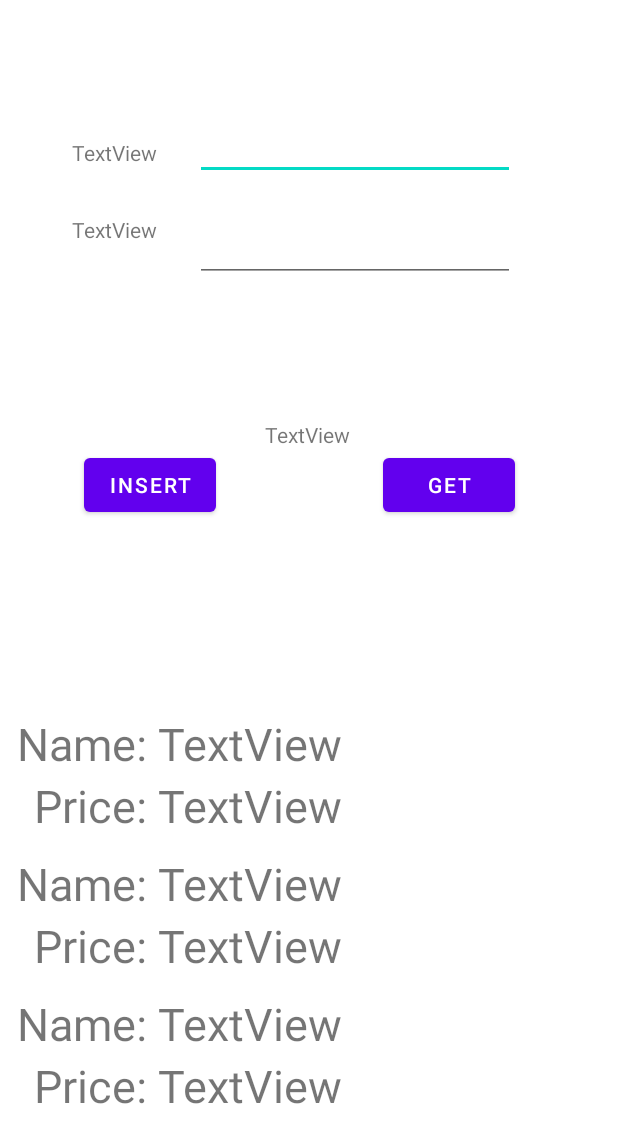
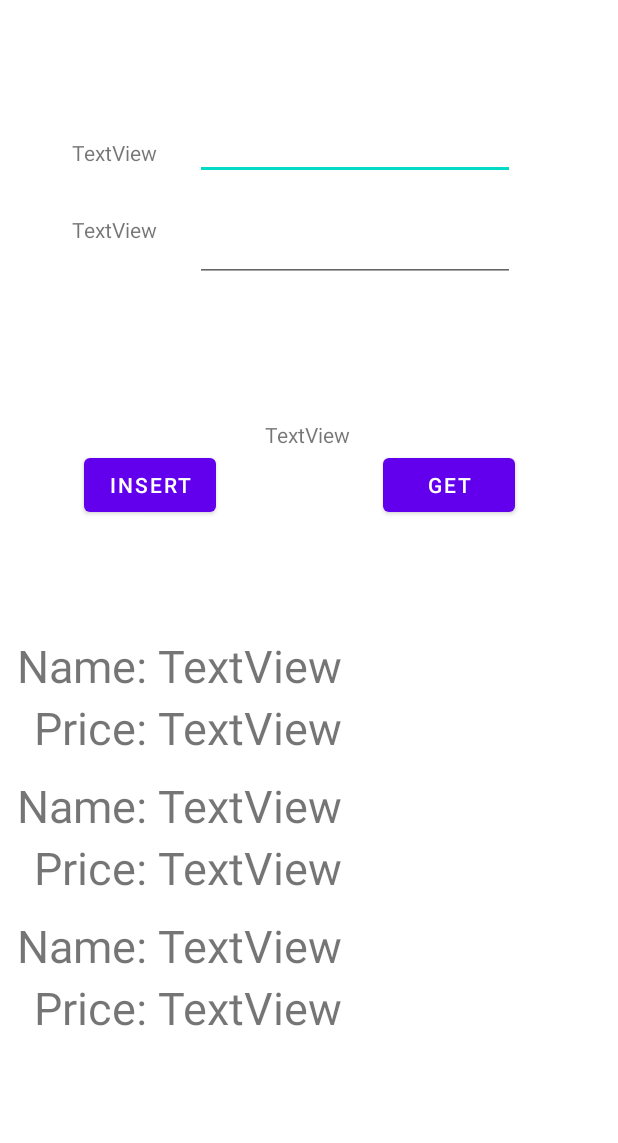
Before and after one commit to ChewWaiLam/MySQLRoomDB, an Android app: the layout activity_main.xml on its own in the app's theme, with its tools: preview values and no code run, on a phone screen of 412 x 824 dp. Shown: the top 1143 px of the screen. Run offline under Robolectric (Android 15) with nearby library versions, the phone set to English and light mode, and no system bars.

```diff
--- a/app/src/main/AndroidManifest.xml
+++ b/app/src/main/AndroidManifest.xml
@@ -11,7 +11,8 @@
         android:theme="@style/Theme.MySQLRoomDB">
         <activity
             android:name=".MainActivity"
-            android:exported="true">
+            android:exported="true"
+            android:screenOrientation="sensorPortrait">
             <intent-filter>
                 <action android:name="android.intent.action.MAIN" />
 
--- a/app/src/main/res/layout/activity_main.xml
+++ b/app/src/main/res/layout/activity_main.xml
@@ -92,8 +92,10 @@
         android:id="@+id/rv_View"
         android:layout_width="match_parent"
         android:layout_height="354dp"
+        android:layout_marginBottom="52dp"
+        android:visibility="visible"
         app:layout_constraintBottom_toBottomOf="parent"
-        tools:layout_editor_absoluteX="1dp"
+        tools:layout_editor_absoluteX="0dp"
         tools:listitem="@layout/product_name" />
 
 </androidx.constraintlayout.widget.ConstraintLayout>
```
Also changed, not shown: app/src/main/java/com/roes/mysqlroomdb/MainActivity.kt (+1 -13 lines).
